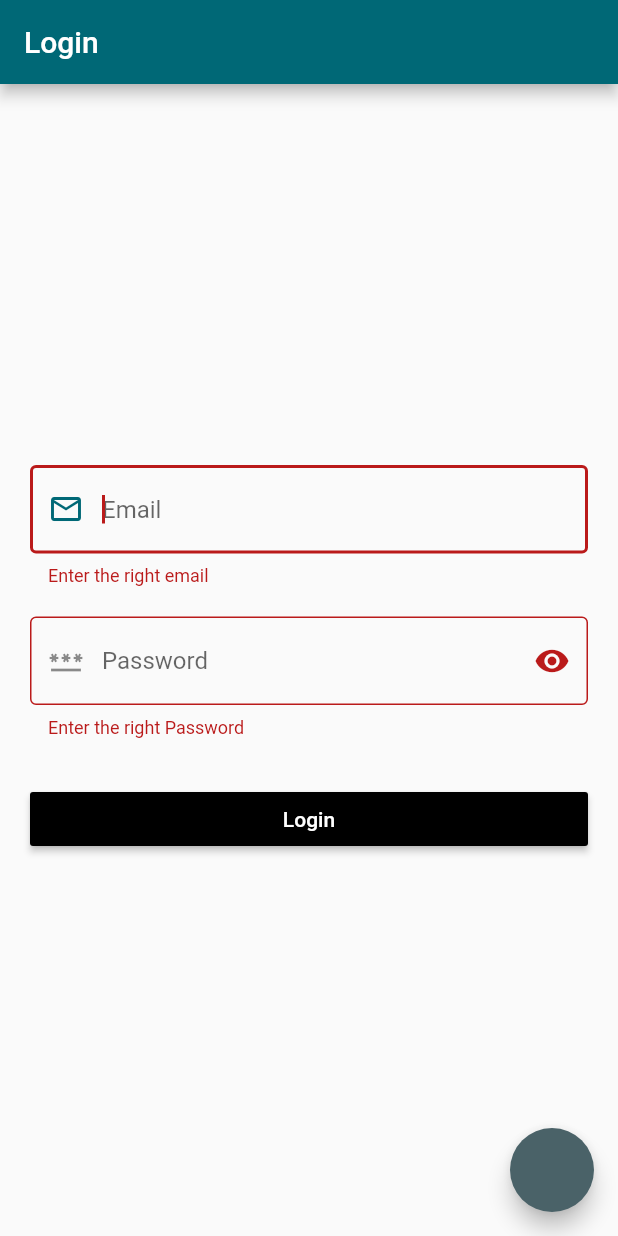
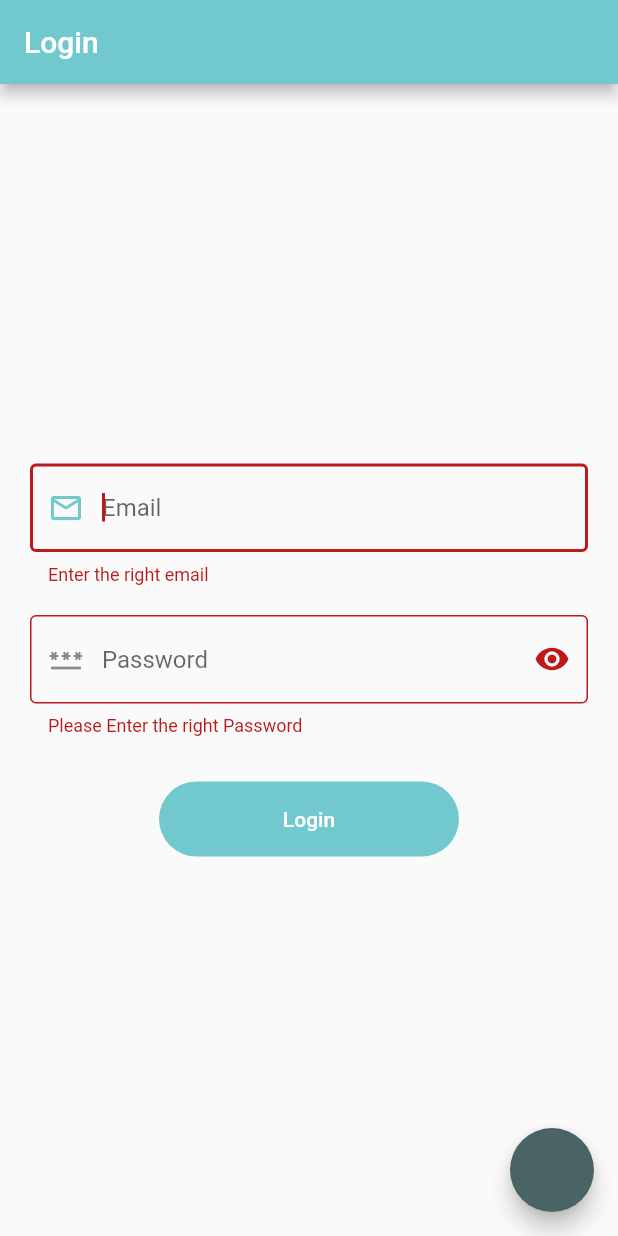
Before and after one commit to RoySujon/mvmm_provider_demo, a Flutter app: the screen it shows after launch, after a tap on "Login", on a phone screen of 412 x 824 dp. Run offline on Flutter 3.47's test engine with Material 2 defaults, Android fonts, the phone set to English and light mode, and no system bars; our stand-ins replace another_flushbar, fluttertoast.

Commit message:
Custome RoundButton Widget create and validation implement

```diff
--- a/lib/main.dart
+++ b/lib/main.dart
@@ -1,4 +1,5 @@
 import 'package:flutter/material.dart';
+import 'package:mvmm_provider_demo/res/cololors.dart';
 import 'package:mvmm_provider_demo/view/login/login_screen.dart';
 
 void main() {
@@ -15,10 +16,15 @@ class MyApp extends StatelessWidget {
       debugShowCheckedModeBanner: false,
       title: 'Flutter Demo',
       theme: ThemeData(
-        // primaryColor: Colors.red,
+        // appBarTheme: AppBarTheme(
+        //     titleTextStyle:
+        //         TextStyle(color: AppColor.kTextColor, fontSize: 24)),
+        // textTheme: TextTheme(bodySmall: TextStyle(color: Colors.black)),
+        // primaryColor: AppColor.kMainColor,
         // appBarTheme: AppBarTheme(backgroundColor: Colors.black),
-        // scaffoldBackgroundColor: Colors.transparent,
-        colorScheme: ColorScheme.fromSeed(seedColor: Colors.cyan),
+        // scaffoldBackgroundColor: AppColor.kMainColor,
+        colorScheme: ColorScheme.fromSeed(
+            seedColor: AppColor.kMainColor, primary: AppColor.kMainColor),
         // useMaterial3: true,
       ),
       home: const LoginScreen(),
--- /dev/null
+++ b/lib/res/cololors.dart
@@ -0,0 +1,8 @@
+import 'package:flutter/material.dart';
+
+class AppColor {
+  static const Color kTextColor = Color(0xffE3FDFD);
+  static const Color kIconColor = Color(0xffCBF1F5);
+  static const Color kBacgroundColor = Color(0xffA6E3E9);
+  static const Color kMainColor = Color(0xff71C9CE);
+}
--- /dev/null
+++ b/lib/res/componets/round_button.dart
@@ -0,0 +1,34 @@
+import 'package:flutter/material.dart';
+import 'package:mvmm_provider_demo/res/cololors.dart';
+
+class RoundButton extends StatelessWidget {
+  final VoidCallback onTap;
+  final String title;
+  final bool loading;
+  const RoundButton(
+      {super.key,
+      required this.onTap,
+      required this.title,
+      this.loading = false});
+
+  @override
+  Widget build(BuildContext context) {
+    return ElevatedButton(
+        style: ElevatedButton.styleFrom(
+            minimumSize: Size(200, 50),
+            elevation: 0,
+            shape: RoundedRectangleBorder(
+                borderRadius: BorderRadius.circular(100)),
+            padding: EdgeInsets.symmetric(vertical: 15, horizontal: 30)),
+        onPressed: onTap,
+        child: loading
+            ? Container(
+                height: 25,
+                width: 25,
+                child: CircularProgressIndicator(
+                  color: AppColor.kTextColor,
+                  backgroundColor: AppColor.kMainColor,
+                ))
+            : Text(title));
+  }
+}
--- a/lib/view/login/login_screen.dart
+++ b/lib/view/login/login_screen.dart
@@ -1,4 +1,5 @@
 import 'package:flutter/material.dart';
+import 'package:mvmm_provider_demo/res/componets/round_button.dart';
 import 'package:mvmm_provider_demo/utils/utils.dart';
 
 class LoginScreen extends StatefulWidget {
@@ -44,7 +45,7 @@ class _LoginScreenState extends State<LoginScreen> {
                       autofocus: true,
                       focusNode: _emaailFocusNode,
                       validator: (value) {
-                        if (value == '') {
+                        if (value!.isEmpty) {
                           return 'Enter the right email';
                         }
                         return null;
@@ -67,8 +68,10 @@ class _LoginScreenState extends State<LoginScreen> {
                         // autofocus: true,
                         focusNode: _passwordFocusNode,
                         validator: (value) {
-                          if (value == '') {
-                            return 'Enter the right Password';
+                          if (value!.isEmpty) {
+                            return 'Please Enter the right Password';
+                          } else if (value.length <= 6) {
+                            return 'Please Enter 6 digit Password';
                           }
                           return null;
                         },
@@ -96,15 +99,13 @@ class _LoginScreenState extends State<LoginScreen> {
                 ),
               ),
               const SizedBox(height: 30),
-              MaterialButton(
-                minWidth: double.infinity,
-                color: Colors.black,
-                textColor: Colors.white,
-                onPressed: () {
+              RoundButton(
+                onTap: () {
                   if (_formKey.currentState!.validate()) {}
                 },
-                child: const Text('Login'),
-              )
+                // loading: false,
+                title: 'Login',
+              ),
             ],
           ),
         ),
```
